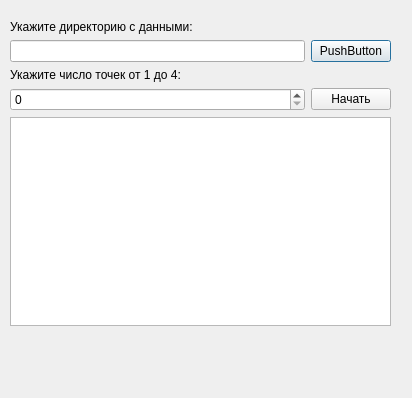
The window that firstmetod.ui (obrodiga/Data-Visualization) describes before a commit, drawn with Qt 5.
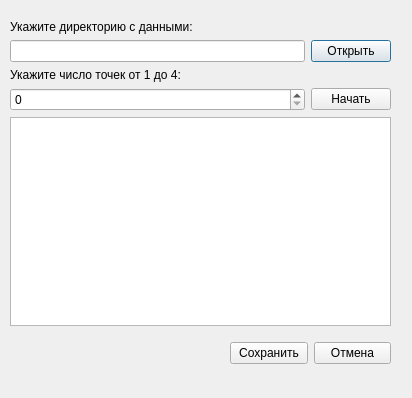
The same window after the commit.

Commit message: небольшое дополнение UI

Diff of the .ui file:
```diff
--- a/firstmetod.ui
+++ b/firstmetod.ui
@@ -13,7 +13,7 @@
   <property name="windowTitle">
    <string>Dialog</string>
   </property>
-  <widget class="QWidget" name="">
+  <widget class="QWidget" name="layoutWidget">
    <property name="geometry">
     <rect>
      <x>10</x>
@@ -40,7 +40,7 @@
         <item>
          <widget class="QPushButton" name="DirectoryOpen">
           <property name="text">
-           <string>PushButton</string>
+           <string>Открыть</string>
           </property>
          </widget>
         </item>
@@ -85,6 +85,32 @@
     </item>
    </layout>
   </widget>
+  <widget class="QWidget" name="">
+   <property name="geometry">
+    <rect>
+     <x>230</x>
+     <y>340</y>
+     <width>161</width>
+     <height>26</height>
+    </rect>
+   </property>
+   <layout class="QHBoxLayout" name="horizontalLayout_3">
+    <item>
+     <widget class="QPushButton" name="save">
+      <property name="text">
+       <string>Сохранить</string>
+      </property>
+     </widget>
+    </item>
+    <item>
+     <widget class="QPushButton" name="cancel">
+      <property name="text">
+       <string>Отмена</string>
+      </property>
+     </widget>
+    </item>
+   </layout>
+  </widget>
  </widget>
  <resources/>
  <connections/>
```
The commit also changes 1 other file.
